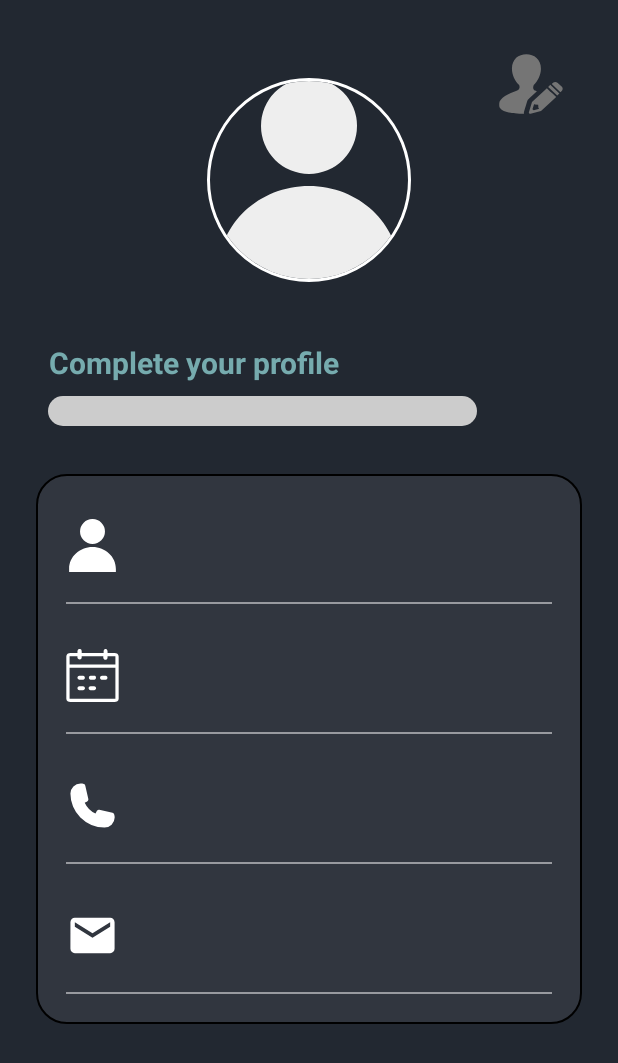
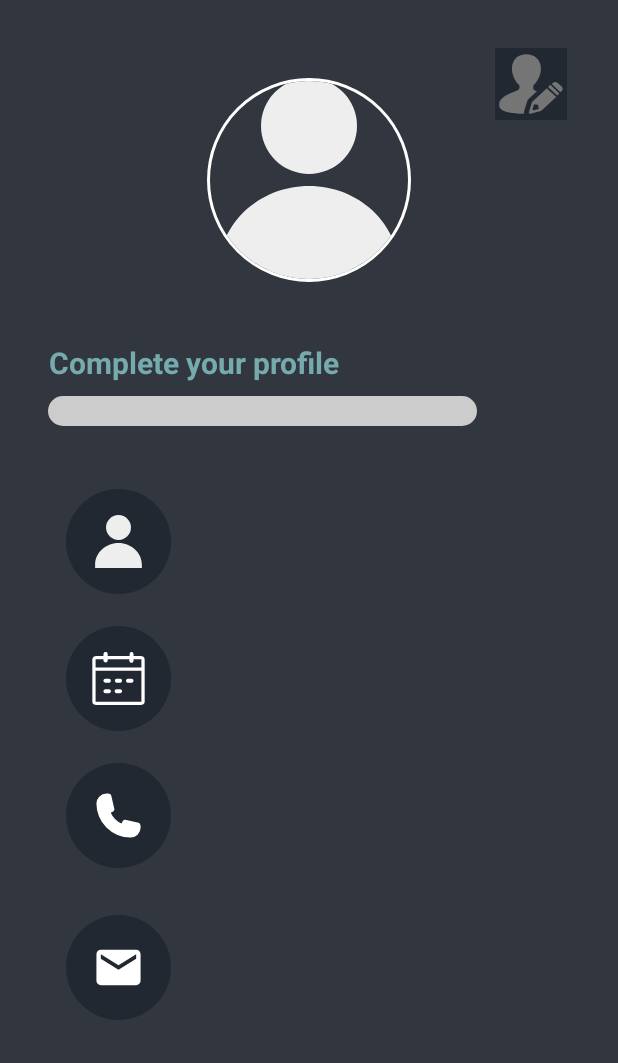
Before and after one commit to Yuheng-Looi/goblinvault, an Android app: the fragment MeFragment shown on its own in the app's theme, on a phone screen of 412 x 824 dp. Shown: the top 1063 px of the screen. Run offline under Robolectric (Android 15) with nearby library versions, the phone set to English and light mode, and no system bars; our stand-ins replace CircleImageView.

Commit message:
modify me.xml

```diff
--- /dev/null
+++ b/app/src/main/res/drawable/round_primary_dark.xml
@@ -0,0 +1,8 @@
+<?xml version="1.0" encoding="utf-8"?>
+<shape xmlns:android="http://schemas.android.com/apk/res/android" android:shape="oval">
+
+    <solid android:color="@color/primary_dark" />
+    <size android:width="1024dp"
+        android:height="1024dp" />
+
+</shape>
--- a/app/src/main/res/layout/activity_main.xml
+++ b/app/src/main/res/layout/activity_main.xml
@@ -7,7 +7,7 @@
     android:layout_height="match_parent"
     tools:openDrawer="start"
     android:id="@+id/home_root"
-    android:background="@color/black">
+    android:background="@color/secondary_dark">
 
     <RelativeLayout
         android:layout_width="match_parent"
@@ -65,7 +65,8 @@
                 app:layout_constraintBottom_toBottomOf="parent"
                 app:layout_constraintLeft_toLeftOf="parent"
                 app:layout_constraintRight_toRightOf="parent"
-                android:id="@+id/bottom_nav">
+                android:id="@+id/bottom_nav"
+                android:background="@drawable/rounded_rect_navigation_bar">
                 <LinearLayout
                     android:layout_width="match_parent"
                     android:layout_height="1dp"
--- a/app/src/main/res/layout/layout_me.xml
+++ b/app/src/main/res/layout/layout_me.xml
@@ -5,7 +5,7 @@
     android:id="@+id/profilePage"
     android:layout_width="match_parent"
     android:layout_height="match_parent"
-    android:background="@color/primary_dark">
+    android:background="@color/secondary_dark">
 
     <ScrollView
         android:layout_width="match_parent"
@@ -35,7 +35,6 @@
                 android:layout_marginStart="24dp"
                 android:layout_marginTop="32dp"
                 android:layout_marginEnd="24dp"
-                android:background="@drawable/rounded_rect_editprofile_black"
                 android:orientation="vertical"
                 android:padding="10dp"
                 app:layout_constraintEnd_toEndOf="parent"
@@ -45,19 +44,23 @@
 
                 <LinearLayout
                     android:layout_width="match_parent"
-                    android:layout_height="match_parent"
+                    android:layout_height="wrap_content"
                     android:layout_marginLeft="10dp"
-                    android:layout_marginTop="20dp"
                     android:layout_marginRight="10dp"
-                    android:layout_marginBottom="10dp"
                     android:orientation="horizontal">
+
+                    <FrameLayout
+                        android:layout_width="70dp"
+                        android:layout_height="70dp"
+                        android:background="@drawable/round_primary_dark">
 
                         <ImageView
                             android:layout_width="35dp"
                             android:layout_height="35dp"
                             android:src="@drawable/me"
-                        app:tint="@color/white" />
+                            android:layout_gravity="center" />
 
+                    </FrameLayout>
 
                     <TextView
                         android:id="@+id/usernameTV"
@@ -76,22 +79,26 @@
                     android:layout_width="match_parent"
                     android:layout_height="1dp"
                     android:layout_margin="10dp"
-                    android:alpha="0.5"
+                    android:alpha="0"
                     android:background="@color/white" />
 
                 <LinearLayout
                     android:layout_width="match_parent"
                     android:layout_height="match_parent"
                     android:layout_marginLeft="10dp"
-                    android:layout_marginTop="20dp"
                     android:layout_marginRight="10dp"
-                    android:layout_marginBottom="10dp"
                     android:orientation="horizontal">
 
+                    <FrameLayout
+                        android:layout_width="70dp"
+                        android:layout_height="70dp"
+                        android:background="@drawable/round_primary_dark">
                         <ImageView
                             android:layout_width="35dp"
                             android:layout_height="35dp"
-                        android:src="@drawable/date_of_birth" />
+                            android:src="@drawable/date_of_birth"
+                            android:layout_gravity="center"/>
+                    </FrameLayout>
 
 
                     <TextView
@@ -111,22 +118,27 @@
                     android:layout_width="match_parent"
                     android:layout_height="1dp"
                     android:layout_margin="10dp"
-                    android:alpha="0.5"
+                    android:alpha="0.0"
                     android:background="@color/white" />
 
                 <LinearLayout
                     android:layout_width="match_parent"
                     android:layout_height="match_parent"
                     android:layout_marginLeft="10dp"
-                    android:layout_marginTop="20dp"
                     android:layout_marginRight="10dp"
                     android:layout_marginBottom="10dp"
                     android:orientation="horizontal">
 
+                    <FrameLayout
+                        android:layout_width="70dp"
+                        android:layout_height="70dp"
+                        android:background="@drawable/round_primary_dark">
                         <ImageView
                             android:layout_width="35dp"
                             android:layout_height="35dp"
-                        android:src="@drawable/phone" />
+                            android:src="@drawable/phone"
+                            android:layout_gravity="center"/>
+                    </FrameLayout>
 
                     <TextView
                         android:id="@+id/phoneNumberTV"
@@ -145,22 +157,26 @@
                     android:layout_width="match_parent"
                     android:layout_height="1dp"
                     android:layout_margin="10dp"
-                    android:alpha="0.5"
+                    android:alpha="0.0"
                     android:background="@color/white" />
 
                 <LinearLayout
                     android:layout_width="match_parent"
                     android:layout_height="match_parent"
                     android:layout_marginLeft="10dp"
-                    android:layout_marginTop="20dp"
                     android:layout_marginRight="10dp"
-                    android:layout_marginBottom="10dp"
                     android:orientation="horizontal">
 
+                    <FrameLayout
+                        android:layout_width="70dp"
+                        android:layout_height="70dp"
+                        android:background="@drawable/round_primary_dark">
                         <ImageView
                             android:layout_width="35dp"
                             android:layout_height="35dp"
-                        android:src="@drawable/email" />
+                            android:src="@drawable/email"
+                            android:layout_gravity="center"/>
+                    </FrameLayout>
 
                     <TextView
                         android:id="@+id/emailTV"
@@ -179,7 +195,7 @@
                     android:layout_width="match_parent"
                     android:layout_height="1dp"
                     android:layout_margin="10dp"
-                    android:alpha="0.5"
+                    android:alpha="0.0"
                     android:background="@color/white" />
 
 
```
Also changed, not shown: app/src/main/res/drawable/circular_bg_primary_dark.xml (added, +9 -0 lines), app/src/main/res/drawable/me_small.xml (added, +11 -0 lines), app/src/main/res/drawable/rounded_rect_navigation_bar.xml (added, +7 -0 lines), 1 other file. Lines whose indentation alone changed are shown as unchanged.
